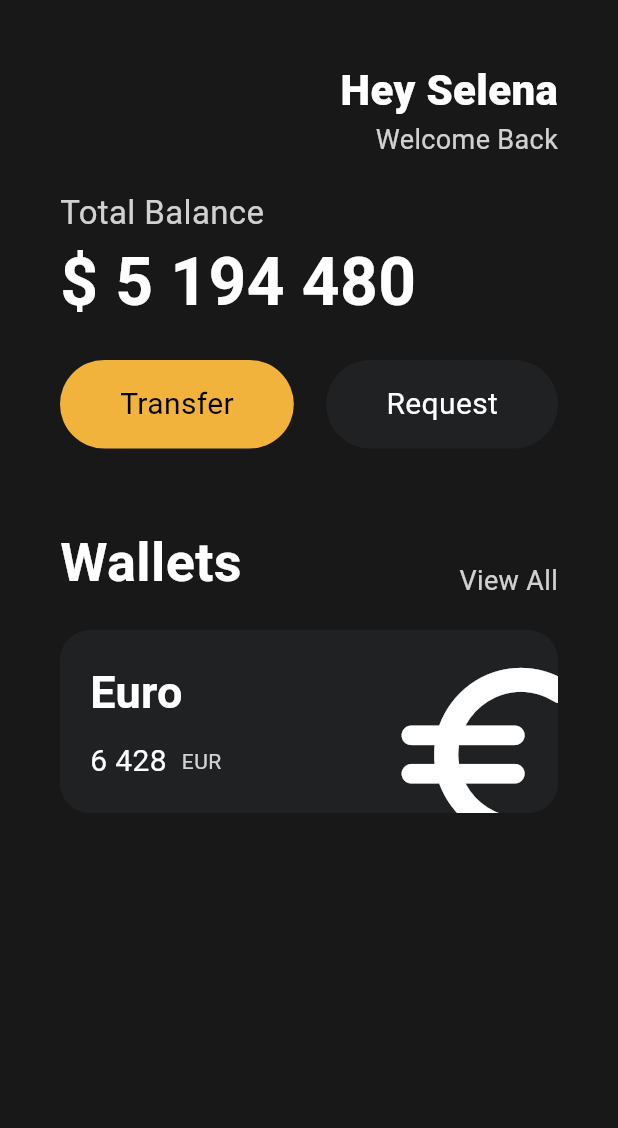
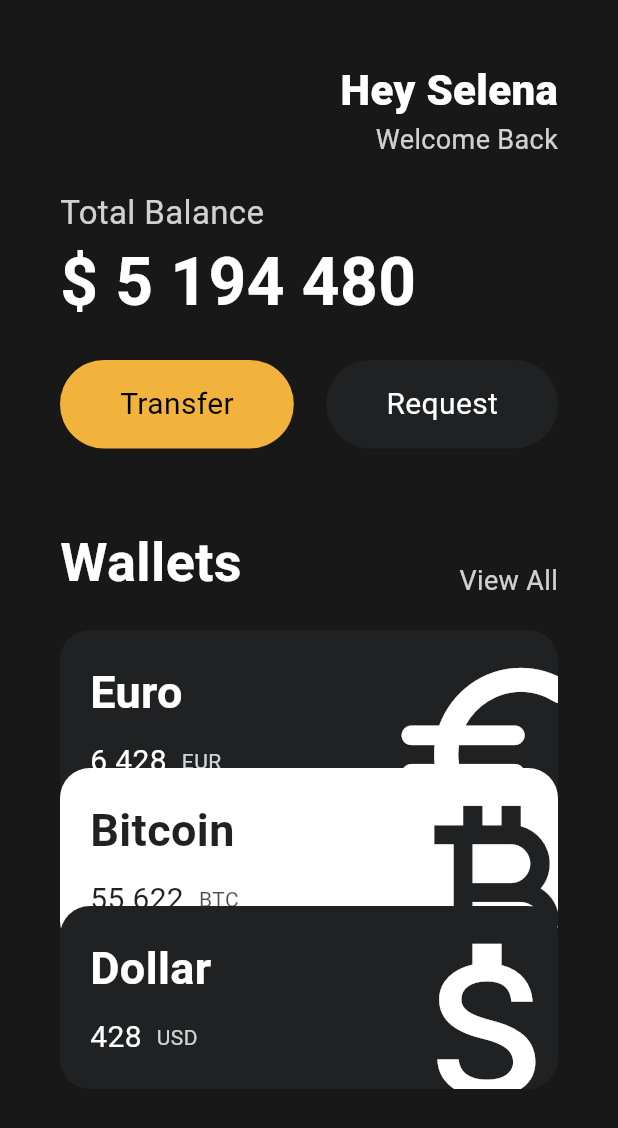
Before and after one commit to Seoksoon1109/nomad_flutter, a Flutter app: the screen it shows after launch, on a phone screen of 412 x 824 dp. Shown: the top 1128 px of the screen. Run offline on Flutter 3.47's test engine with Material 3 defaults, Android fonts, the phone set to English and light mode, and no system bars.

Commit message:
upade currency cards

```diff
--- a/lib/main.dart
+++ b/lib/main.dart
@@ -1,5 +1,6 @@
 import 'package:flutter/material.dart';
 import 'package:puseok/widgets/button.dart';
+import 'package:puseok/widgets/currency_card.dart';
 
 class Player {
   String? name;
@@ -20,7 +21,8 @@
     return MaterialApp(
       home: Scaffold(
         backgroundColor: const Color(0xFF181818),
-        body: Padding(
+        body: SingleChildScrollView(
+          child: Padding(
             padding: const EdgeInsets.symmetric(horizontal: 40),
             child: Column(
               crossAxisAlignment: CrossAxisAlignment.start,
@@ -112,62 +114,30 @@
                 const SizedBox(
                   height: 20,
                 ),
-              Container(
-                clipBehavior: Clip.hardEdge,
-                decoration: BoxDecoration(
-                  color: const Color(0xFF1F2123),
-                  borderRadius: BorderRadius.circular(20),
-                ),
-                child: Padding(
-                  padding: const EdgeInsets.all(20),
-                  child: Row(
-                    mainAxisAlignment: MainAxisAlignment.spaceBetween,
-                    children: [
-                      Column(
-                        crossAxisAlignment: CrossAxisAlignment.start,
-                        children: [
-                          const Text(
-                            'Euro',
-                            style: TextStyle(
-                              fontSize: 30,
-                              color: Colors.white,
-                              fontWeight: FontWeight.w600,
-                            ),
-                          ),
-                          const SizedBox(height: 10),
-                          Row(
-                            children: [
-                              const Text(
-                                '6 428',
-                                style: TextStyle(
-                                  color: Colors.white,
-                                  fontSize: 20,
-                                ),
-                              ),
-                              const SizedBox(width: 10),
-                              Text(
-                                'EUR',
-                                style: TextStyle(
-                                  color: Colors.white.withOpacity(0.8),
-                                ),
+                const CurrencyCard(
+                    name: 'Euro',
+                    code: 'EUR',
+                    amount: '6 428',
+                    icon: Icons.euro_rounded,
+                    isInverted: false,
+                    order: 0),
+                const CurrencyCard(
+                    name: 'Bitcoin',
+                    code: 'BTC',
+                    amount: '55 622',
+                    icon: Icons.currency_bitcoin,
+                    isInverted: true,
+                    order: 1),
+                const CurrencyCard(
+                  name: 'Dollar',
+                  code: 'USD',
+                  amount: '428',
+                  icon: Icons.attach_money_outlined,
+                  isInverted: false,
+                  order: 2,
                 ),
               ],
             ),
-                        ],
-                      ),
-                      Transform.scale(
-                        scale: 2.2,
-                        child: Transform.translate(
-                          offset: const Offset(5, 10),
-                          child: const Icon(Icons.euro_rounded,
-                              color: Colors.white, size: 70),
-                        ),
-                      )
-                    ],
-                  ),
-                ),
-              ),
-            ],
           ),
         ),
       ),
--- /dev/null
+++ b/lib/widgets/currency_card.dart
@@ -0,0 +1,83 @@
+import 'package:flutter/material.dart';
+
+class CurrencyCard extends StatelessWidget {
+  final String name, code, amount;
+  final IconData icon;
+  final bool isInverted;
+  final double order;
+
+  final _blackColor = const Color(0xFF1F2123);
+
+  const CurrencyCard(
+      {super.key,
+      required this.name,
+      required this.code,
+      required this.amount,
+      required this.icon,
+      required this.isInverted,
+      required this.order});
+
+  @override
+  Widget build(BuildContext context) {
+    return Transform.translate(
+      offset: Offset(0, order * -30),
+      child: Container(
+        clipBehavior: Clip.hardEdge,
+        decoration: BoxDecoration(
+          color: isInverted ? Colors.white : const Color(0xFF1F2123),
+          borderRadius: BorderRadius.circular(20),
+        ),
+        child: Padding(
+          padding: const EdgeInsets.all(20),
+          child: Row(
+            mainAxisAlignment: MainAxisAlignment.spaceBetween,
+            children: [
+              Column(
+                crossAxisAlignment: CrossAxisAlignment.start,
+                children: [
+                  Text(
+                    name,
+                    style: TextStyle(
+                      fontSize: 30,
+                      color: isInverted ? _blackColor : Colors.white,
+                      fontWeight: FontWeight.w600,
+                    ),
+                  ),
+                  const SizedBox(height: 10),
+                  Row(
+                    children: [
+                      Text(
+                        amount,
+                        style: TextStyle(
+                          color: isInverted ? _blackColor : Colors.white,
+                          fontSize: 20,
+                        ),
+                      ),
+                      const SizedBox(width: 10),
+                      Text(
+                        code,
+                        style: TextStyle(
+                          color: isInverted
+                              ? _blackColor.withOpacity(0.8)
+                              : Colors.white.withOpacity(0.8),
+                        ),
+                      ),
+                    ],
+                  ),
+                ],
+              ),
+              Transform.scale(
+                scale: 2.2,
+                child: Transform.translate(
+                  offset: const Offset(5, 10),
+                  child: Icon(icon,
+                      color: isInverted ? _blackColor : Colors.white, size: 70),
+                ),
+              )
+            ],
+          ),
+        ),
+      ),
+    );
+  }
+}
```
Also changed, not shown: 3 other files. Lines whose indentation alone changed are shown as unchanged.
